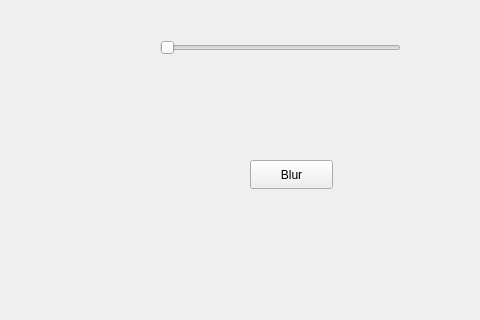
Before: the Qt Designer form project/form.ui in HakanYadigar/Medical_Image_Processing_App, drawn with Qt 5; both pictures show x 320 to 800 and y 280 to 600 of the 800 by 600 pixel window.
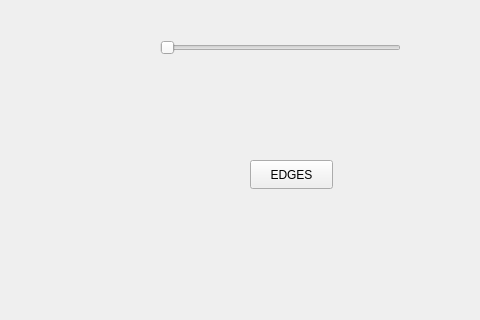
After: the same form once the commit is applied.

```diff
--- a/project/form.ui
+++ b/project/form.ui
@@ -79,7 +79,7 @@
     </rect>
    </property>
    <property name="text">
-    <string>Blur</string>
+    <string>EDGES</string>
    </property>
   </widget>
  </widget>
```
Left out of the diff: 6 changed lines with no effect on the pictures.
